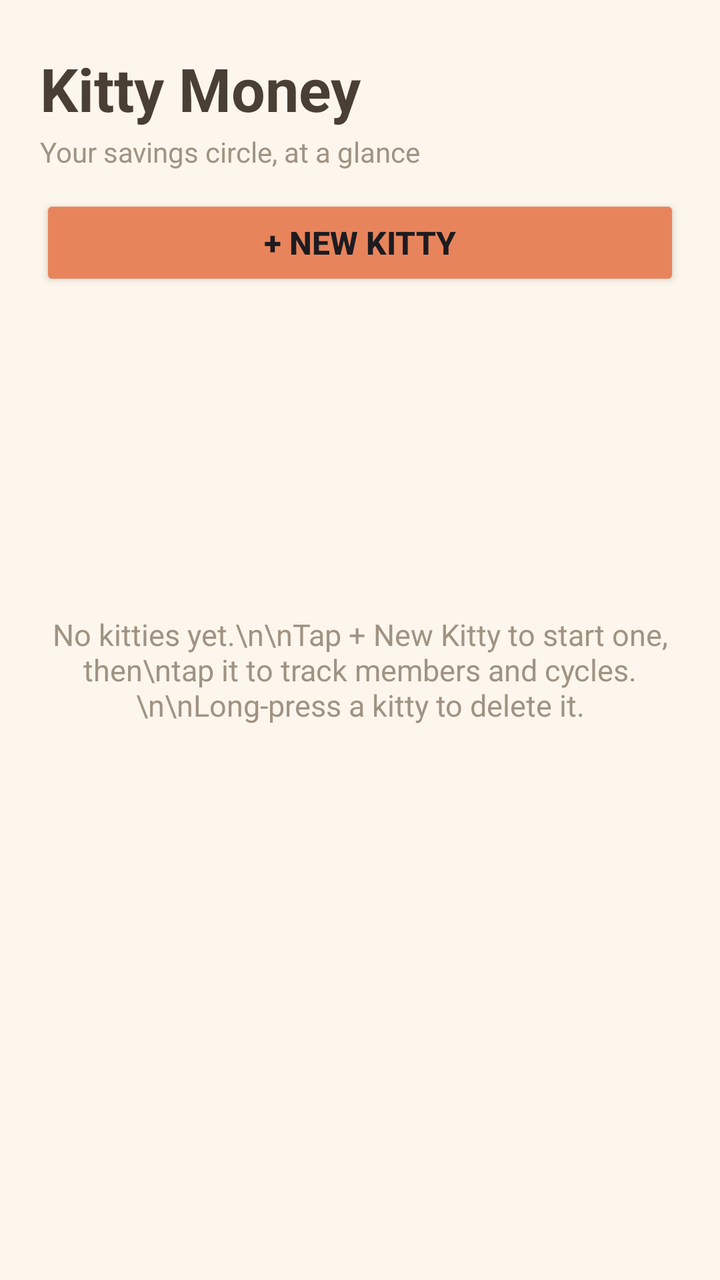
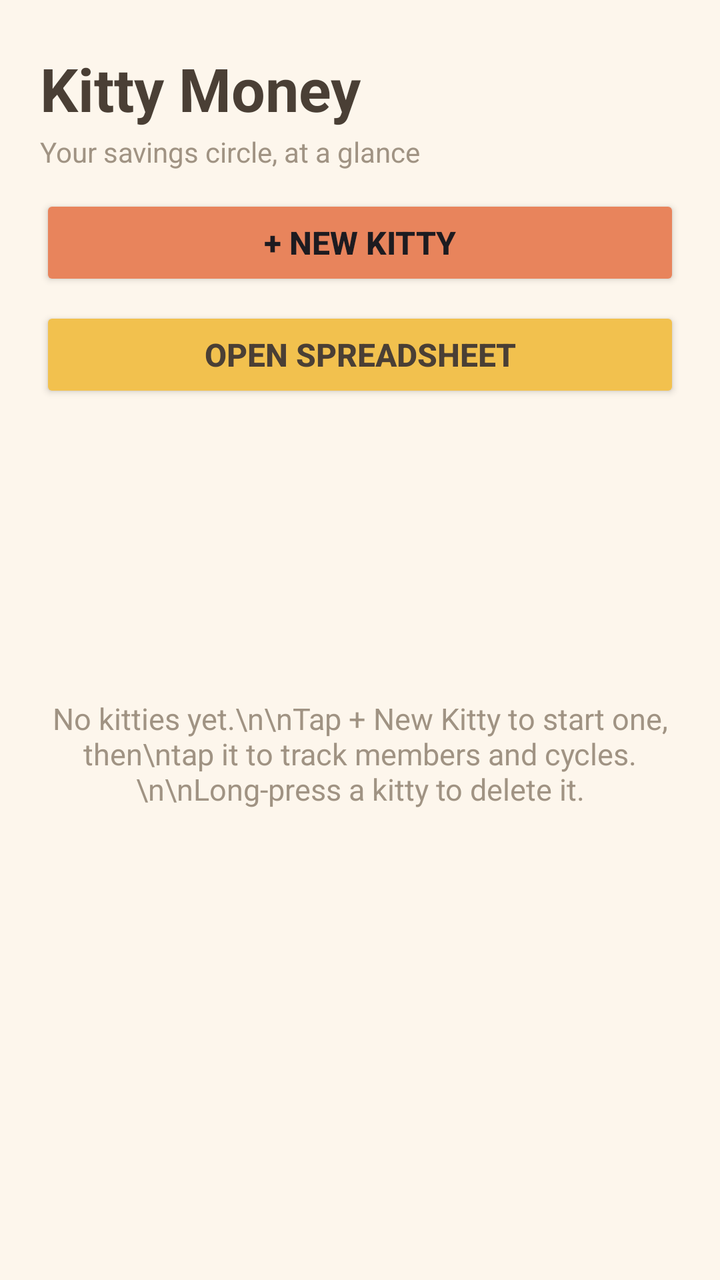

Compare the two renders of this Android layout. The source of the first and the diff that turns it into the second are given below.
<!-- AndroidManifest.xml: application theme Theme.KittyMoney -->
<!-- res/layout/activity_main.xml -->
<?xml version="1.0" encoding="utf-8"?>
<LinearLayout xmlns:android="http://schemas.android.com/apk/res/android"
    android:layout_width="match_parent"
    android:layout_height="match_parent"
    android:orientation="vertical"
    android:background="@color/warm_cream">

    <LinearLayout
        android:layout_width="match_parent"
        android:layout_height="wrap_content"
        android:orientation="vertical"
        android:paddingHorizontal="20dp"
        android:paddingTop="24dp"
        android:paddingBottom="12dp">

        <TextView
            android:layout_width="wrap_content"
            android:layout_height="wrap_content"
            android:text="Kitty Money"
            android:textColor="@color/warm_text"
            android:textSize="30sp"
            android:textStyle="bold" />

        <TextView
            android:layout_width="wrap_content"
            android:layout_height="wrap_content"
            android:text="Your savings circle, at a glance"
            android:textSize="14sp"
            android:textColor="@color/warm_subtext"
            android:layout_marginTop="2dp" />

    </LinearLayout>

    <Button
        android:id="@+id/btnAdd"
        android:layout_width="match_parent"
        android:layout_height="wrap_content"
        android:layout_marginHorizontal="20dp"
        android:layout_marginBottom="8dp"
        android:backgroundTint="@color/warm_primary"
        android:text="+ New Kitty"
        android:textSize="16sp"
        android:textStyle="bold" />

    <TextView
        android:id="@+id/txtEmpty"
        android:layout_width="match_parent"
        android:layout_height="wrap_content"
        android:text="No kitties yet.\n\nTap + New Kitty to start one, then\ntap it to track members and cycles.\n\nLong-press a kitty to delete it."
        android:gravity="center"
        android:layout_marginTop="64dp"
        android:textColor="@color/warm_subtext"
        android:textSize="15sp"
        android:layout_weight="1" />

    <androidx.recyclerview.widget.RecyclerView
        android:id="@+id/recycler"
        android:layout_width="match_parent"
        android:layout_height="0dp"
        android:layout_weight="1"
        android:layout_marginHorizontal="20dp"
        android:layout_marginTop="8dp"
        android:clipToPadding="false" />

</LinearLayout>
<!-- resources referenced by this layout -->
<resources>
  <color name="warm_cream">#FDF6EC</color>
  <color name="warm_primary">#E8845C</color>
  <color name="warm_subtext">#A09383</color>
  <color name="warm_text">#4A3F35</color>
  <style name="Theme.KittyMoney" parent="Theme.Material3.DayNight.NoActionBar">
          <item name="colorPrimary">@color/warm_primary</item>
          <item name="colorPrimaryVariant">@color/warm_primary_dark</item>
          <item name="colorSecondary">@color/warm_secondary</item>
          <item name="android:windowLightStatusBar">true</item>
          <item name="android:statusBarColor">@color/warm_cream</item>
          <item name="android:navigationBarColor">@color/warm_cream</item>
          <item name="android:colorBackground">@color/warm_cream</item>
      </style>
  <color name="warm_primary_dark">#C96A45</color>
  <color name="warm_secondary">#F2C14E</color>
</resources>

<!-- the commit's change to res/layout/activity_main.xml (unified diff, before → after) -->
@@ -42,6 +42,18 @@
         android:textSize="16sp"
         android:textStyle="bold" />
 
+    <Button
+        android:id="@+id/btnBoard"
+        android:layout_width="match_parent"
+        android:layout_height="wrap_content"
+        android:layout_marginHorizontal="20dp"
+        android:layout_marginBottom="8dp"
+        android:backgroundTint="@color/warm_secondary"
+        android:text="Open Spreadsheet"
+        android:textColor="@color/warm_text"
+        android:textSize="16sp"
+        android:textStyle="bold" />
+
     <TextView
         android:id="@+id/txtEmpty"
         android:layout_width="match_parent"
<!-- resource entries referenced after the edit -->
@@ -2,6 +2,7 @@
 <resources>
   <color name="warm_cream">#FDF6EC</color>
   <color name="warm_primary">#E8845C</color>
+  <color name="warm_secondary">#F2C14E</color>
   <color name="warm_subtext">#A09383</color>
   <color name="warm_text">#4A3F35</color>
   <style name="Theme.KittyMoney" parent="Theme.Material3.DayNight.NoActionBar">
@@ -14,6 +15,5 @@
           <item name="android:colorBackground">@color/warm_cream</item>
       </style>
   <color name="warm_primary_dark">#C96A45</color>
-  <color name="warm_secondary">#F2C14E</color>
 </resources>
 
